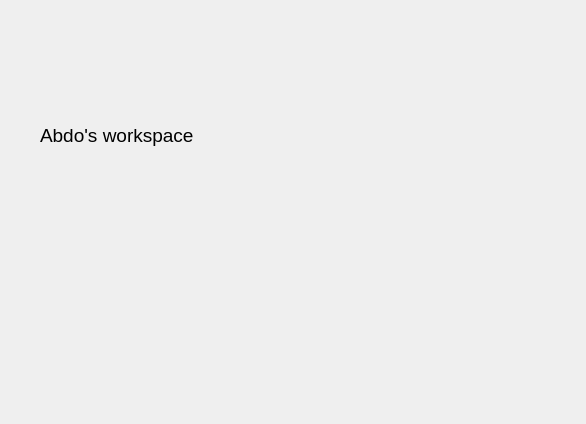
Qt form gittest/abdo.ui (AbdelrahmanShorim/gittest) before a commit.
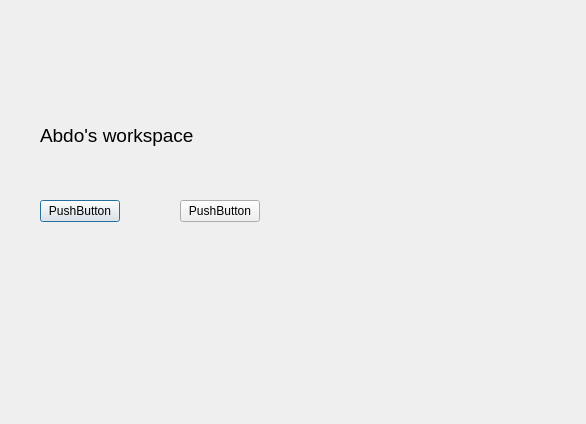
The same form after that commit.

```diff
--- a/gittest/abdo.ui
+++ b/gittest/abdo.ui
@@ -31,6 +31,32 @@
     <string>Abdo's workspace</string>
    </property>
   </widget>
+  <widget class="QPushButton" name="ohh">
+   <property name="geometry">
+    <rect>
+     <x>40</x>
+     <y>200</y>
+     <width>80</width>
+     <height>22</height>
+    </rect>
+   </property>
+   <property name="text">
+    <string>PushButton</string>
+   </property>
+  </widget>
+  <widget class="QPushButton" name="pushButton_2">
+   <property name="geometry">
+    <rect>
+     <x>180</x>
+     <y>200</y>
+     <width>80</width>
+     <height>22</height>
+    </rect>
+   </property>
+   <property name="text">
+    <string>PushButton</string>
+   </property>
+  </widget>
  </widget>
  <resources/>
  <connections/>
```
